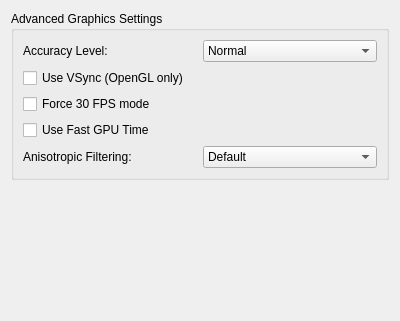
First picture: the form in src/yuzu/configuration/configure_graphics_advanced.ui, repository rorrim-rorrim/eden-alt, before the edit.
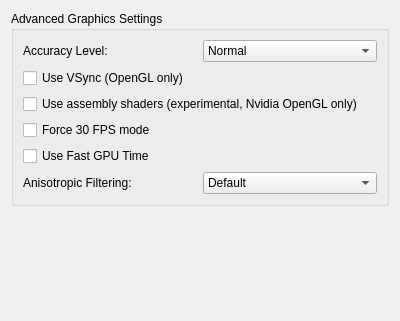
Second picture: the form after the edit.

Commit message:
yuzu: Add frontend settings for assembly shaders
Add settings for assembly shaders. Currently hidden to avoid users from
accidentally enabled them.

```diff
--- a/src/yuzu/configuration/configure_graphics_advanced.ui
+++ b/src/yuzu/configuration/configure_graphics_advanced.ui
@@ -62,6 +62,16 @@
           </property>
          </widget>
         </item>
+        <item>
+         <widget class="QCheckBox" name="use_assembly_shaders">
+          <property name="toolTip">
+           <string>Enabling this reduces shader stutter. Enables OpenGL assembly shaders on supported Nvidia devices (NV_gpu_program5 is required). This feature is experimental.</string>
+          </property>
+          <property name="text">
+           <string>Use assembly shaders (experimental, Nvidia OpenGL only)</string>
+          </property>
+         </widget>
+        </item>
         <item>
          <widget class="QCheckBox" name="force_30fps_mode">
           <property name="text">
```
The commit also changes 7 other files.
